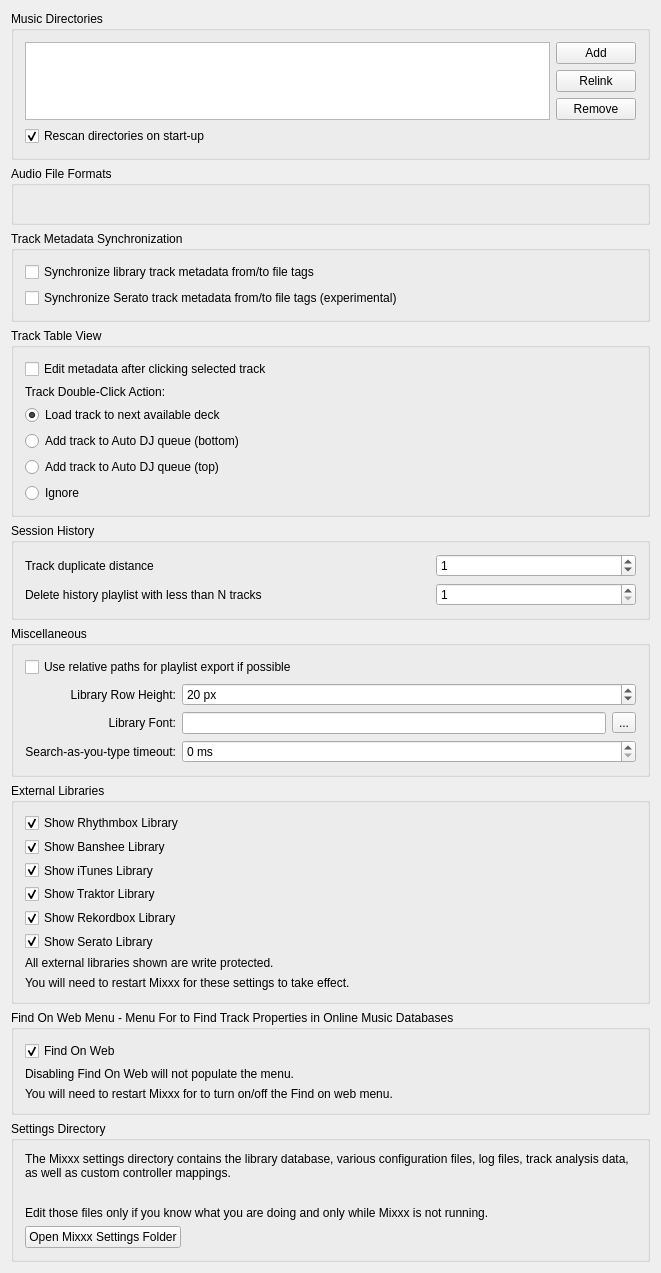
fatihemreyildiz/mixxx, file src/preferences/dialog/dlgpreflibrarydlg.ui: the form before one commit.
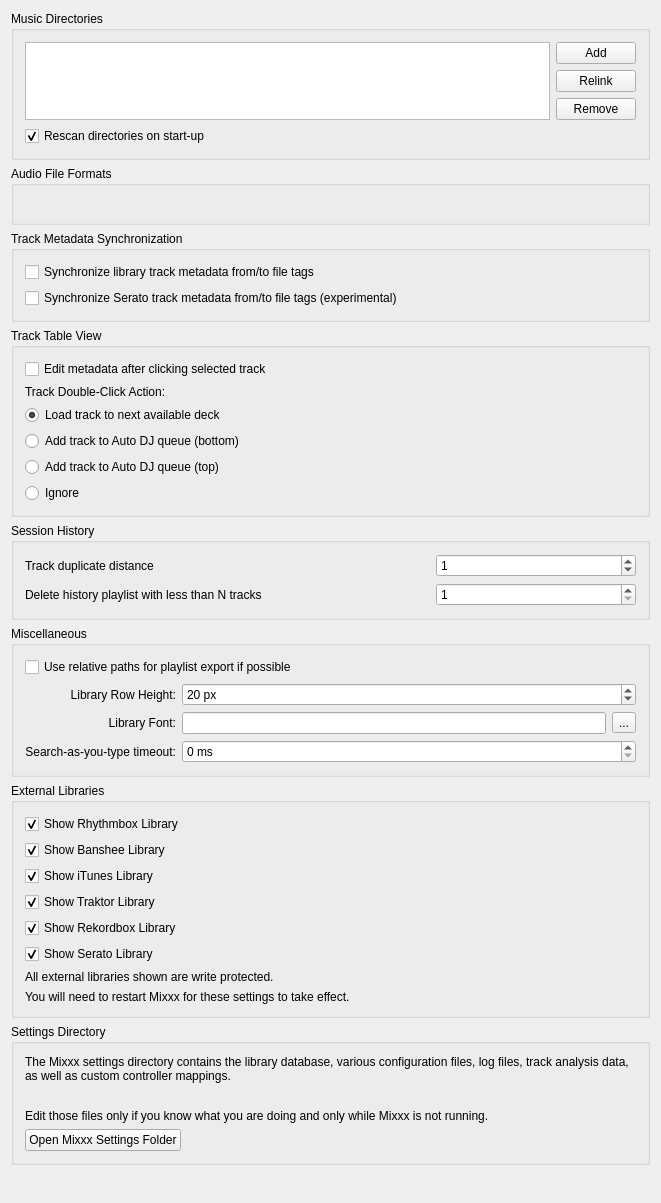
The form after the commit.

Commit message: dlgpreflibrary: findonweb preferences deleted.

Diff of the .ui file:
```diff
--- a/src/preferences/dialog/dlgpreflibrarydlg.ui
+++ b/src/preferences/dialog/dlgpreflibrarydlg.ui
@@ -452,40 +452,6 @@
     </widget>
    </item>
 
-    <item>
-    <widget class="QGroupBox" name="groupBox_findonweb_services">
-     <property name="title">
-      <string>Find On Web Menu - Menu For to Find Track Properties in Online Music Databases</string>
-     </property>
-     <layout class="QGridLayout" name="gridLayout_findonweb_services">
-    <item row="0" column="0">
-       <widget class="QCheckBox" name="checkBox_show_findonwebmenu">
-        <property name="text">
-         <string>Find On Web</string>
-        </property>
-        <property name="checked">
-         <bool>true</bool>
-        </property>
-       </widget>
-      </item>
-      <item row="1" column="0">
-       <widget class="QLabel" name="label_description_show_findonwebmenu">
-        <property name="text">
-         <string>Disabling Find On Web will not populate the menu.</string>
-        </property>
-       </widget>
-      </item>
-      <item row="2" column="0">
-       <widget class="QLabel" name="label_description_findonweb_2">
-        <property name="text">
-         <string>You will need to restart Mixxx for to turn on/off the Find on web menu.</string>
-        </property>
-       </widget>
-      </item>
-     </layout>
-    </widget>
-   </item>
-
    <item>
     <widget class="QGroupBox" name="groupBox_settingsDir">
      <property name="title">
```
Left out of the diff: 1 changed line with no effect on the pictures. The commit also changes 2 other files.
